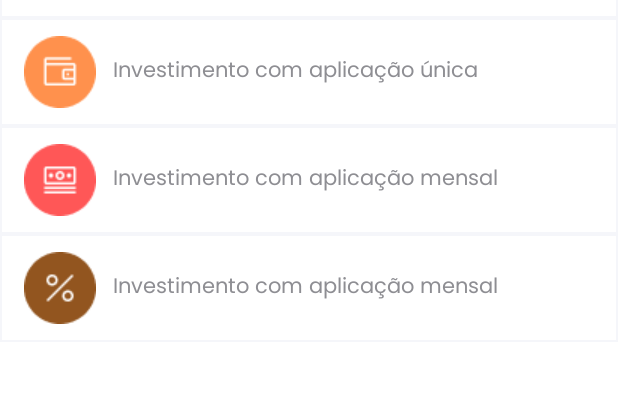
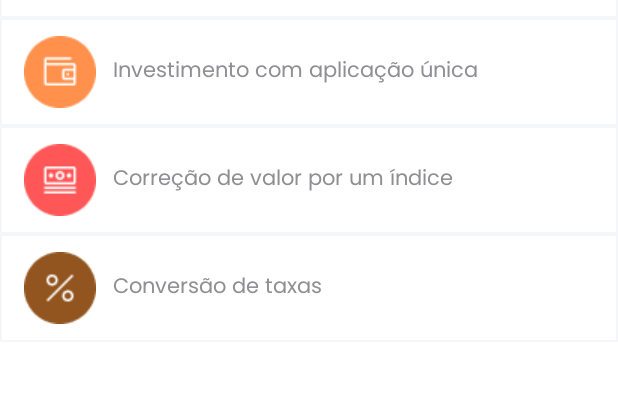
Before and after one commit to natanfelipe/EverisFinancialGoal, an Android app: the ListCalcsFragment screen opened directly, with no data from a screen before it, on a phone screen of 412 x 824 dp, the part 186-585 px from its top. Run offline under Robolectric (Android 15) with nearby library versions, the phone set to English and light mode, and no system bars; Roboto replaces fonts that are not available here.

Commit message:
correcao de bugs

```diff
--- a/app/src/main/java/com/br/everis/financialgoal/data/datarecoverysource/model/RecoveryModelResponse.kt
+++ b/app/src/main/java/com/br/everis/financialgoal/data/datarecoverysource/model/RecoveryModelResponse.kt
@@ -1,6 +1,6 @@
 package com.br.everis.financialgoal.data.datarecoverysource.model
 
 data class RecoveryModelResponse (
-    val message: String,
-    val res: Boolean
-        )
+    val message: String? = null,
+    val statusCode: Int? = null
+    )
--- a/app/src/main/java/com/br/everis/financialgoal/data/datarecoverysource/recovery/ImpRecoveryDataSource.kt
+++ b/app/src/main/java/com/br/everis/financialgoal/data/datarecoverysource/recovery/ImpRecoveryDataSource.kt
@@ -33,7 +33,10 @@ class ImpRecoveryDataSource(
             if (request.code() == 200){
                 recoveryResultCallback(
                     RecoveryResult.RequestSuccess(
-                    request.body()
+                    RecoveryModelResponse(
+                        request.body()?.message,
+                        request.code()
+                    )
                 ))
             }else {
                 val gson = Gson()
--- a/app/src/main/java/com/br/everis/financialgoal/data/datasource/service/ApiService.kt
+++ b/app/src/main/java/com/br/everis/financialgoal/data/datasource/service/ApiService.kt
@@ -23,6 +23,7 @@ interface ApiService
     @POST("${BuildConfig.AMBIENTE}/login")
     fun loginRequest(@Body loginBody: LoginModelRequest): Call<LoginModelResponse>
 
+    @Headers("x-api-key: ${BuildConfig.API_KEY}")
     @POST("/${BuildConfig.AMBIENTE}/recovery-password")
     fun recoveryRequest(@Body recoveryBody: RecoveryModelRequest): Call<RecoveryModelResponse>
 }
--- a/app/src/main/java/com/br/everis/financialgoal/ui/cadastro/fragment/SenhaFragment.kt
+++ b/app/src/main/java/com/br/everis/financialgoal/ui/cadastro/fragment/SenhaFragment.kt
@@ -77,7 +77,7 @@ class SenhaFragment(
             cadastroViewModel.initialize(cadastroObject)
             cadastroViewModel.response.observe(viewLifecycleOwner) { response ->
                 load.visibility = View.GONE
-                if (response.statusCode == 200) {
+                if (response.statusCode == 201) {
                     setMessage(context, response.message)
                     requireActivity().finish()
                     startActivity(Intent(activity, LoggedOutActivity::class.java))
--- a/app/src/main/java/com/br/everis/financialgoal/ui/login/fragment/ForgottenPasswordAlertDialog.kt
+++ b/app/src/main/java/com/br/everis/financialgoal/ui/login/fragment/ForgottenPasswordAlertDialog.kt
@@ -22,6 +22,7 @@ class ForgottenPasswordAlertDialog : DialogFragment() {
     private lateinit var btnCancelar:TextView
     private lateinit var email: EditText
     private lateinit var title: String
+    private lateinit var titleSuccess:String
     private lateinit var text: String
     private lateinit var positiveButton: String
     private val recoveryViewModel: RecoveryViewModel by viewModel()
@@ -42,6 +43,7 @@ class ForgottenPasswordAlertDialog : DialogFragment() {
         fieldValidator = FieldValidator()
 
         title = view.context.getString(R.string.email_alert_title)
+        titleSuccess= view.context.getString(R.string.title_email_sucesso)
         text = view.context.getString(R.string.email_alert_text)
         positiveButton = view.context.getString(R.string.positive_button)
 
@@ -69,9 +71,9 @@ class ForgottenPasswordAlertDialog : DialogFragment() {
         )
         recoveryViewModel.initialize(recoveryModelRequest)
         recoveryViewModel.response.observe(viewLifecycleOwner){
-            if (it.res){
+            if (it.statusCode == 200){
                 dialog?.cancel()
-                dialogAlert.onAlertDialog(view, title, it.message, positiveButton)
+                dialogAlert.onAlertDialog(view, titleSuccess, it.message, positiveButton)
             }else{
                 dialog?.cancel()
                 dialogAlert.onAlertDialog(view, title, it.message, positiveButton)
--- a/app/src/main/java/com/br/everis/financialgoal/utils/DialogAlert.kt
+++ b/app/src/main/java/com/br/everis/financialgoal/utils/DialogAlert.kt
@@ -9,7 +9,7 @@ class DialogAlert {
     private lateinit var alertDialogBuilder: AlertDialog.Builder
     private lateinit var alertDialog: AlertDialog
 
-    fun onAlertDialog(view: View, title: String, text: String, positiveButton: String) {
+    fun onAlertDialog(view: View, title: String?, text: String?, positiveButton: String?) {
 
         alertDialogBuilder = AlertDialog.Builder(view.context)
         alertDialog = alertDialogBuilder
--- a/app/src/main/res/layout/fragment_list_calcs.xml
+++ b/app/src/main/res/layout/fragment_list_calcs.xml
@@ -107,7 +107,7 @@
         <TextView
             android:layout_width="wrap_content"
             android:layout_height="wrap_content"
-            android:text="@string/title_card_aplicação_mensal"
+            android:text="Correção de valor por um índice"
             android:textSize="@dimen/text_size_14sp"
             android:textColor="@color/dot_default"
             android:fontFamily="@font/poppins"
@@ -144,7 +144,7 @@
         <TextView
             android:layout_width="wrap_content"
             android:layout_height="wrap_content"
-            android:text="@string/title_card_aplicação_mensal"
+            android:text="@string/title_conversao_taxas"
             android:textSize="@dimen/text_size_14sp"
             android:textColor="@color/dot_default"
             android:fontFamily="@font/poppins"
--- a/app/src/main/res/values/strings.xml
+++ b/app/src/main/res/values/strings.xml
@@ -45,5 +45,7 @@
     <string name="title_navbar_listCalcs">Calculadoras</string>
     <string name="title_card_aplicação_mensal">Investimento com aplicação mensal</string>
     <string name="title_aplicacao_unica">Investimento com aplicação única</string>
+    <string name="title_email_sucesso">E-mail enviado!</string>
+    <string name="title_conversao_taxas">Conversão de taxas</string>
 
 </resources>
```
